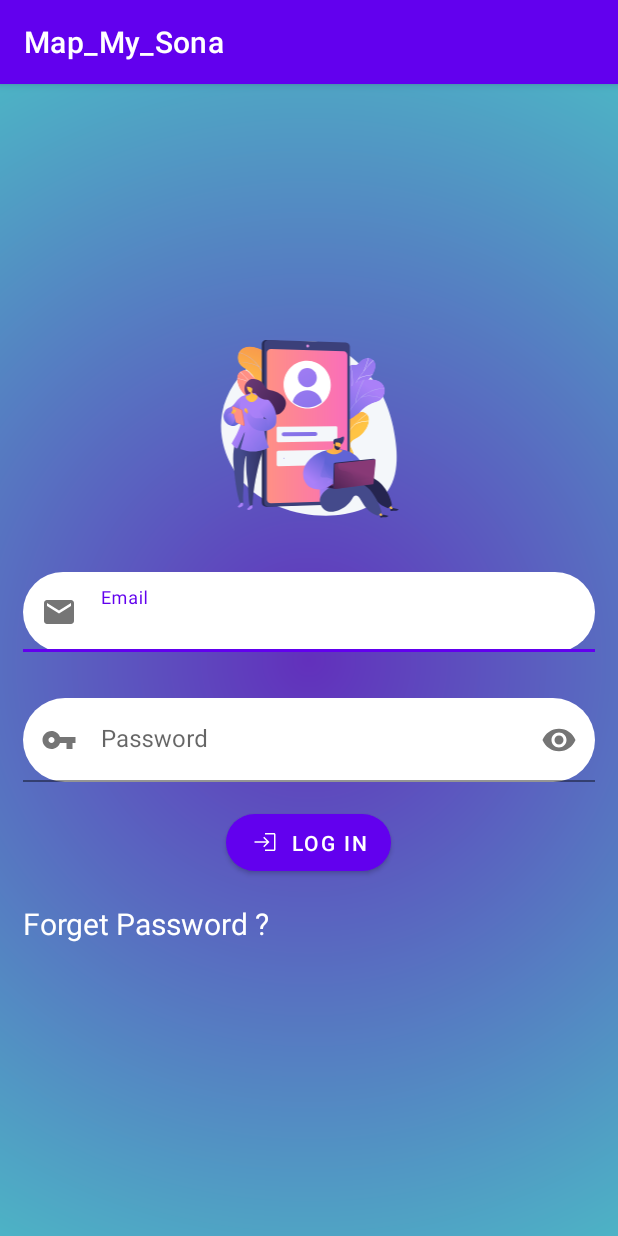
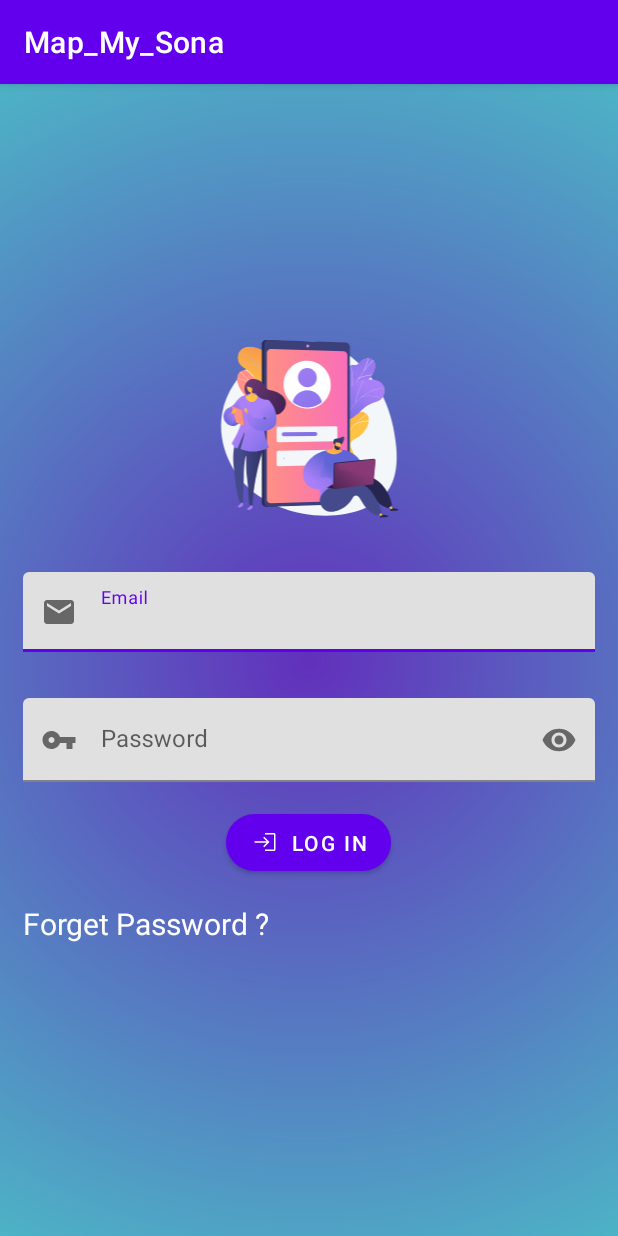
Before and after one commit to Huzair13/tms_client, an Android app: the AdminLoginPage screen opened directly, with no data from a screen before it, on a phone screen of 412 x 824 dp. Run offline under Robolectric (Android 15) with nearby library versions, the phone set to English and light mode, and no system bars.

```diff
--- a/app/src/main/res/layout/activity_admin_login_page.xml
+++ b/app/src/main/res/layout/activity_admin_login_page.xml
@@ -33,7 +33,6 @@
             android:id="@+id/loginemailInputAdmin"
             android:layout_width="match_parent"
             android:layout_height="53dp"
-            android:background="@drawable/curve_bg"
             android:inputType="textEmailAddress" />
 
     </com.google.android.material.textfield.TextInputLayout>
@@ -54,7 +53,6 @@
             android:id="@+id/loginpasswordInputAdmin"
             android:layout_width="match_parent"
             android:layout_height="wrap_content"
-            android:background="@drawable/curve_bg"
             android:inputType="textPassword"
             />
 
```
